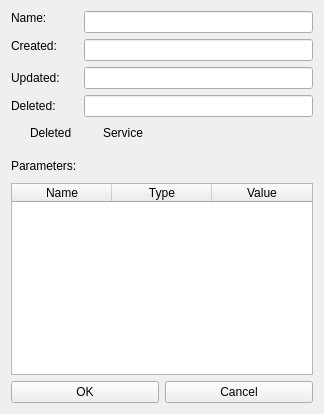
The window that DCGUI/Windows/TenantStorage.ui (DanielZorin/DataCenters) describes before a commit, drawn with Qt 5.
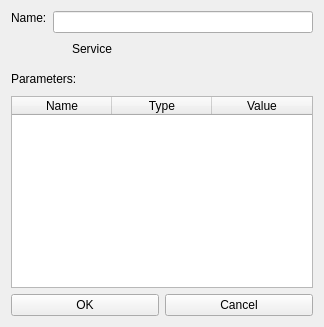
The same window after the commit. Icons and pictures are not drawn.

Diff of the .ui file:
```diff
--- a/DCGUI/Windows/TenantStorage.ui
+++ b/DCGUI/Windows/TenantStorage.ui
@@ -7,7 +7,7 @@
     <x>0</x>
     <y>0</y>
     <width>324</width>
-    <height>414</height>
+    <height>327</height>
    </rect>
   </property>
   <property name="windowTitle">
@@ -61,63 +61,7 @@
          </property>
         </widget>
        </item>
-       <item row="2" column="0">
-        <widget class="QLabel" name="timelabel">
-         <property name="sizePolicy">
-          <sizepolicy hsizetype="Preferred" vsizetype="Fixed">
-           <horstretch>0</horstretch>
-           <verstretch>0</verstretch>
-          </sizepolicy>
-         </property>
-         <property name="text">
-          <string>Created:</string>
-         </property>
-        </widget>
-       </item>
        <item row="2" column="1">
-        <widget class="QLineEdit" name="created">
-         <property name="enabled">
-          <bool>true</bool>
-         </property>
-         <property name="readOnly">
-          <bool>false</bool>
-         </property>
-        </widget>
-       </item>
-       <item row="3" column="0">
-        <widget class="QLabel" name="label">
-         <property name="text">
-          <string>Updated:</string>
-         </property>
-        </widget>
-       </item>
-       <item row="3" column="1">
-        <widget class="QLineEdit" name="updated"/>
-       </item>
-       <item row="4" column="0">
-        <widget class="QLabel" name="label_2">
-         <property name="text">
-          <string>Deleted:</string>
-         </property>
-        </widget>
-       </item>
-       <item row="4" column="1">
-        <widget class="QLineEdit" name="deleted"/>
-       </item>
-       <item row="5" column="0">
-        <widget class="QCheckBox" name="delbox">
-         <property name="autoFillBackground">
-          <bool>false</bool>
-         </property>
-         <property name="styleSheet">
-          <string notr="true"/>
-         </property>
-         <property name="text">
-          <string>Deleted</string>
-         </property>
-        </widget>
-       </item>
-       <item row="5" column="1">
         <widget class="QCheckBox" name="service">
          <property name="text">
           <string>Service</string>
```
